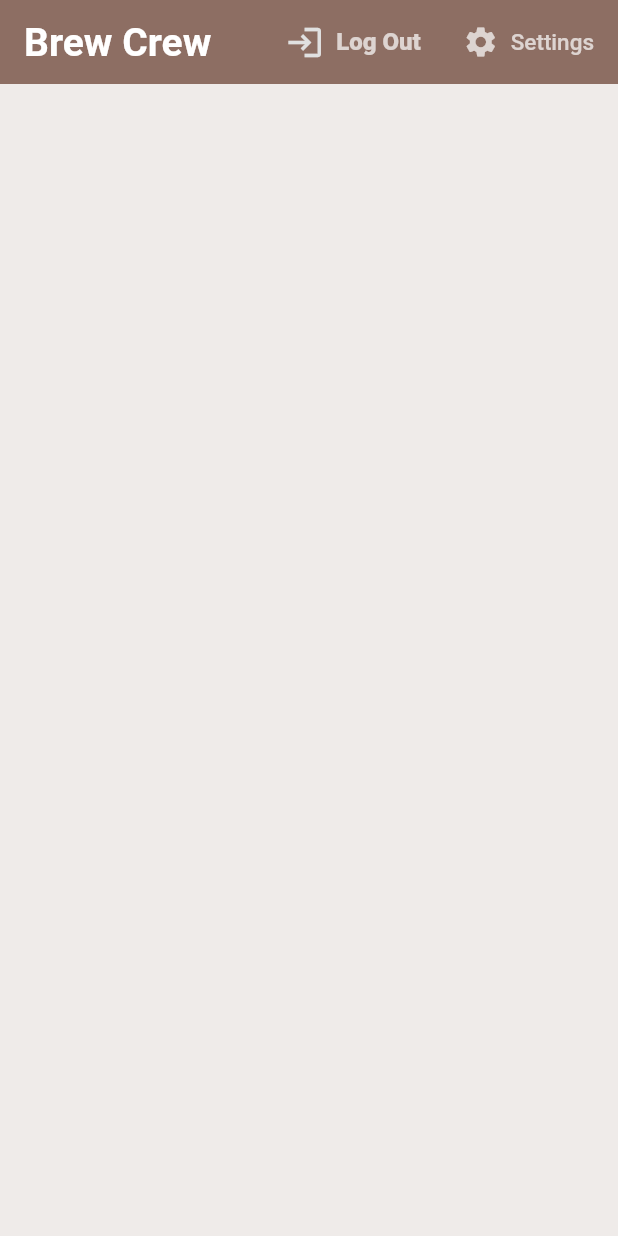
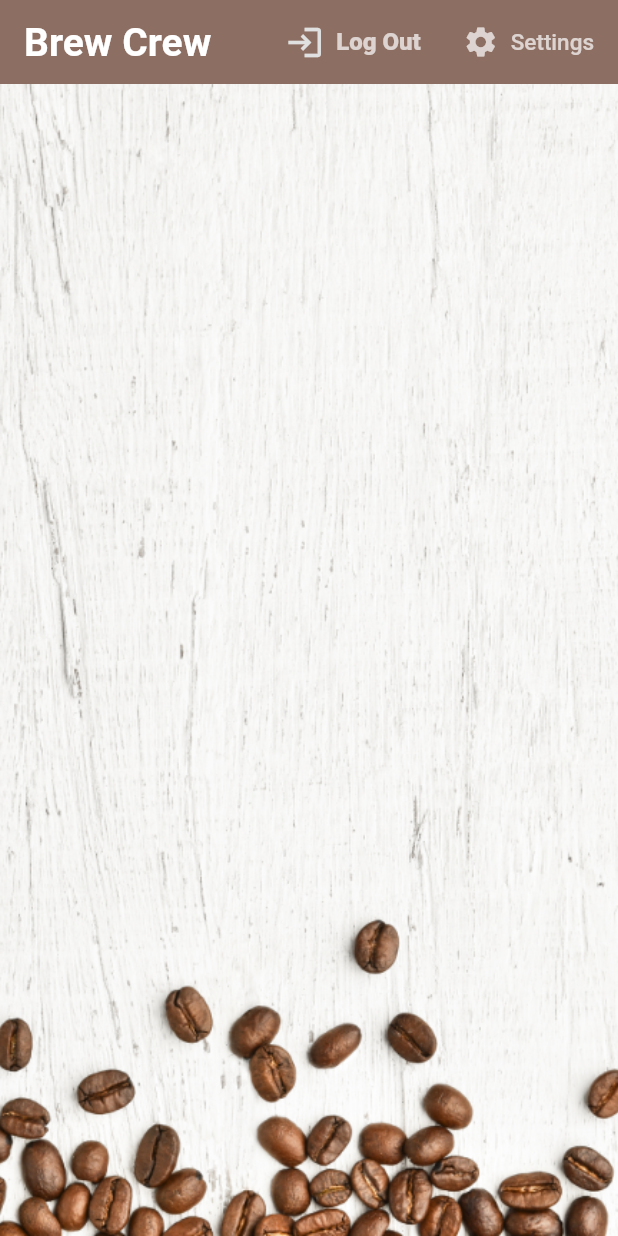
Before and after one commit to femmor/brew-crew-app, a Flutter app: the screen it shows once a user with an empty profile is signed in, on a phone screen of 412 x 824 dp. Run offline on Flutter 3.47's test engine with Material 2 defaults, Android fonts, the phone set to English and light mode, and no system bars; our stand-ins replace cloud_firestore, firebase_auth, firebase_core, flutter_spinkit; accounts and stored records are empty.

Commit message:
add finishing touches, add bg image to homeScreen and add coffee image to the coffee strenth indicator

```diff
--- a/lib/screens/home/brew_tile.dart
+++ b/lib/screens/home/brew_tile.dart
@@ -12,6 +12,7 @@ class BrewTile extends StatelessWidget {
         margin: EdgeInsets.fromLTRB(20, 6, 20, 6),
         child: ListTile(
           leading: CircleAvatar(
+            backgroundImage: AssetImage("assets/coffee_icon.png"),
             radius: 25,
             backgroundColor: Colors.brown[brew.strength],
           ),
--- a/lib/screens/home/home.dart
+++ b/lib/screens/home/home.dart
@@ -67,7 +67,14 @@ class Home extends StatelessWidget {
                 )),
           ],
         ),
-        body: BrewList(),
+        body: Container(
+            decoration: BoxDecoration(
+              image: DecorationImage(
+                image: AssetImage("assets/coffee_bg.png"),
+                fit: BoxFit.cover,
+              ),
+            ),
+            child: BrewList()),
       ),
     );
   }
--- a/pubspec.yaml
+++ b/pubspec.yaml
@@ -50,8 +50,8 @@ flutter:
   uses-material-design: true
 
   # To add assets to your application, add an assets section, like this:
-  # assets:
-  #   - images/a_dot_burr.jpeg
+  assets:
+    - assets/
   #   - images/a_dot_ham.jpeg
 
   # An image asset can refer to one or more resolution-specific "variants", see
```
Also changed, not shown: assets/coffee_bg.png (added), assets/coffee_icon.png (added).
